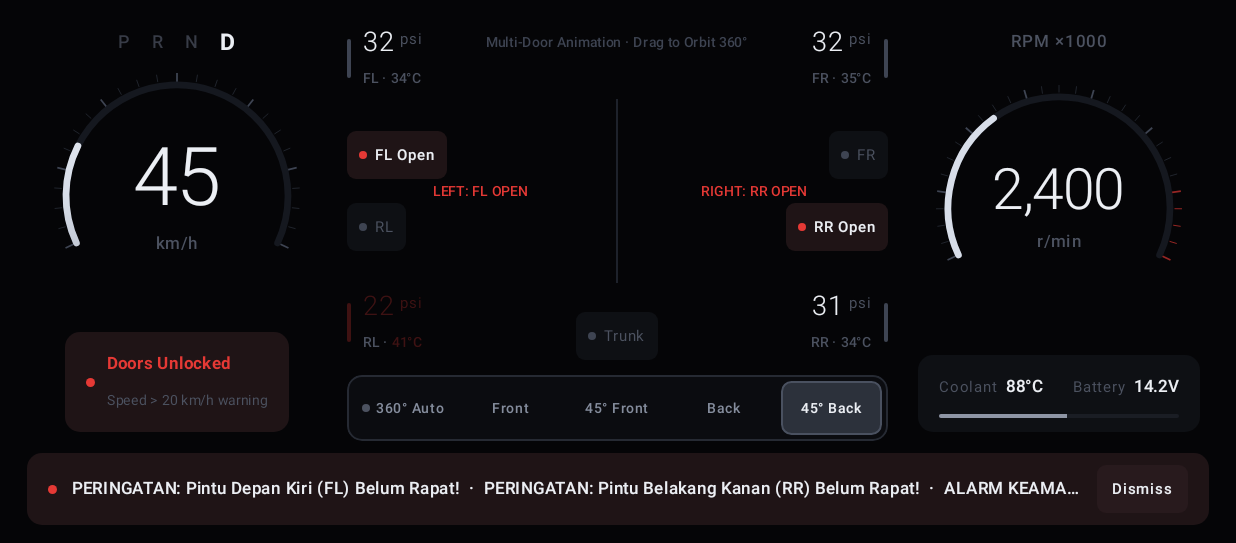
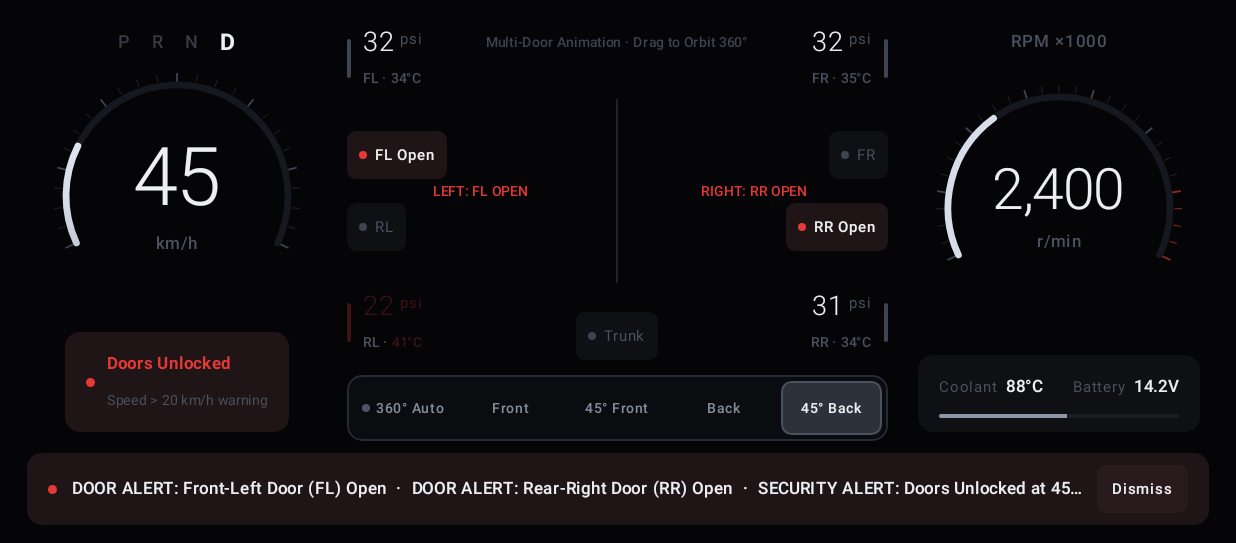
Before and after one commit to otnansirk/riosense, an Android app built with Jetpack Compose: the screen it shows after launch (MainActivity), after a tap on "FL", on a phone screen of 824 x 412 dp (held sideways), the part 75-618 px from its top. Run offline under Robolectric (Android 15) with nearby library versions, the phone set to English and light mode, and no system bars.

Commit message:
fix: docs code

```diff
--- a/app/src/main/java/id/bangsadigital/riosense/MainActivity.kt
+++ b/app/src/main/java/id/bangsadigital/riosense/MainActivity.kt
@@ -24,13 +24,13 @@ class MainActivity : ComponentActivity() {
     override fun onCreate(savedInstanceState: Bundle?) {
         super.onCreate(savedInstanceState)
 
-        // Jaga layar Head Unit tetap menyala selama mesin hidup
+        // Keep the Head Unit screen awake while the ignition/app is active
         window.addFlags(WindowManager.LayoutParams.FLAG_KEEP_SCREEN_ON)
 
         setContent {
             val telemetry by vehicleRepository.telemetry.collectAsState()
 
-            // Efek Audio Alarm Otomotif (Chime Beep) saat ada Pintu Terbuka / Speed Lock / TPMS Alert
+            // Automotive alarm chime beep on Door Open / Speed Unlock / TPMS Alert / Coolant Overheat
             LaunchedEffect(
                 telemetry.hasAnyCriticalAlert,
                 telemetry.audioAlarmMuted,
--- a/app/src/main/java/id/bangsadigital/riosense/data/VehicleRepository.kt
+++ b/app/src/main/java/id/bangsadigital/riosense/data/VehicleRepository.kt
@@ -13,7 +13,7 @@ import kotlinx.coroutines.flow.update
 
 class VehicleRepository {
 
-    // Default state sesuai mockup: Kia Rio Putih (Snow White Pearl), Pintu RR terbuka & Ban RL 22 PSI
+    // Initial showcase state: Kia Rio Snow White Pearl, Rear-Right door open & Rear-Left tire at 22 PSI / 41°C
     private val _telemetry = MutableStateFlow(
         VehicleTelemetry(
             speedKmh = 45,
@@ -24,10 +24,10 @@ class VehicleRepository {
             centralLocked = false,
             doors = DoorState(rearRightOpen = true),
             tpms = TpmsState(
-                frontLeft = TireInfo("FL", "Depan Kiri", 32.0f, 34),
-                frontRight = TireInfo("FR", "Depan Kanan", 32.0f, 35),
-                rearLeft = TireInfo("RL", "Belakang Kiri", 22.0f, 41),
-                rearRight = TireInfo("RR", "Belakang Kanan", 31.0f, 34)
+                frontLeft = TireInfo("FL", "Front Left", 32.0f, 34),
+                frontRight = TireInfo("FR", "Front Right", 32.0f, 35),
+                rearLeft = TireInfo("RL", "Rear Left", 22.0f, 41),
+                rearRight = TireInfo("RR", "Rear Right", 31.0f, 34)
             ),
             paintColor = KiaRioPaintColor.SNOW_WHITE_PEARL,
             obdConnected = true,
@@ -40,7 +40,7 @@ class VehicleRepository {
         _telemetry.update { current ->
             val hadAlertBefore = current.hasAnyCriticalAlert
             val next = transform(current)
-            // Jika aplikasi sedang di-minimize dan tiba-tiba muncul alarm baru, otomatis pop-up!
+            // Auto-expand dashboard from minimized state when a new critical alert triggers
             if (current.isMinimized && !hadAlertBefore && next.hasAnyCriticalAlert) {
                 next.copy(isMinimized = false)
             } else {
@@ -152,7 +152,7 @@ class VehicleRepository {
         it.copy(tpmsLowThresholdPsi = psi.coerceIn(20f, 32f))
     }
 
-    /** Preset 1: Semua Normal & Aman */
+    /** Preset 1: All Systems Nominal & Locked */
     fun applyNormalPreset() {
         _telemetry.update {
             it.copy(
@@ -162,16 +162,16 @@ class VehicleRepository {
                 centralLocked = true,
                 doors = DoorState(),
                 tpms = TpmsState(
-                    frontLeft = TireInfo("FL", "Depan Kiri", 32.0f, 34),
-                    frontRight = TireInfo("FR", "Depan Kanan", 32.0f, 34),
-                    rearLeft = TireInfo("RL", "Belakang Kiri", 31.5f, 34),
-                    rearRight = TireInfo("RR", "Belakang Kanan", 31.5f, 34)
+                    frontLeft = TireInfo("FL", "Front Left", 32.0f, 34),
+                    frontRight = TireInfo("FR", "Front Right", 32.0f, 34),
+                    rearLeft = TireInfo("RL", "Rear Left", 31.5f, 34),
+                    rearRight = TireInfo("RR", "Rear Right", 31.5f, 34)
                 )
             )
         }
     }
 
-    /** Preset 2: Demo Pintu RR Terbuka + Ban RL Kempes + Belum Lock */
+    /** Preset 2: Demo Rear-Right Door Open + Rear-Left Low Tire Pressure/High Temp + Unlocked */
     fun applyAlertShowcasePreset() {
         updateWithAutoWake {
             it.copy(
@@ -181,10 +181,10 @@ class VehicleRepository {
                 centralLocked = false,
                 doors = DoorState(rearRightOpen = true),
                 tpms = TpmsState(
-                    frontLeft = TireInfo("FL", "Depan Kiri", 32.0f, 34),
-                    frontRight = TireInfo("FR", "Depan Kanan", 32.0f, 35),
-                    rearLeft = TireInfo("RL", "Belakang Kiri", 22.0f, 41),
-                    rearRight = TireInfo("RR", "Belakang Kanan", 31.0f, 34)
+                    frontLeft = TireInfo("FL", "Front Left", 32.0f, 34),
+                    frontRight = TireInfo("FR", "Front Right", 32.0f, 35),
+                    rearLeft = TireInfo("RL", "Rear Left", 22.0f, 41),
+                    rearRight = TireInfo("RR", "Rear Right", 31.0f, 34)
                 )
             )
         }
--- a/app/src/main/java/id/bangsadigital/riosense/model/VehicleTelemetry.kt
+++ b/app/src/main/java/id/bangsadigital/riosense/model/VehicleTelemetry.kt
@@ -62,11 +62,11 @@ data class DoorState(
         get() = frontLeftOpen || frontRightOpen || rearLeftOpen || rearRightOpen || trunkOpen
 
     fun openDoorNames(): List<String> = buildList {
-        if (frontLeftOpen) add("Pintu Depan Kiri (FL)")
-        if (frontRightOpen) add("Pintu Depan Kanan (FR)")
-        if (rearLeftOpen) add("Pintu Belakang Kiri (RL)")
-        if (rearRightOpen) add("Pintu Belakang Kanan (RR)")
-        if (trunkOpen) add("Bagasi Belakang")
+        if (frontLeftOpen) add("Front-Left Door (FL)")
+        if (frontRightOpen) add("Front-Right Door (FR)")
+        if (rearLeftOpen) add("Rear-Left Door (RL)")
+        if (rearRightOpen) add("Rear-Right Door (RR)")
+        if (trunkOpen) add("Tailgate / Trunk")
     }
 }
 
@@ -87,10 +87,10 @@ data class TireInfo(
 }
 
 data class TpmsState(
-    val frontLeft: TireInfo = TireInfo("FL", "Depan Kiri", 32.0f, 34),
-    val frontRight: TireInfo = TireInfo("FR", "Depan Kanan", 32.0f, 35),
-    val rearLeft: TireInfo = TireInfo("RL", "Belakang Kiri", 31.5f, 34),
-    val rearRight: TireInfo = TireInfo("RR", "Belakang Kanan", 31.5f, 34)
+    val frontLeft: TireInfo = TireInfo("FL", "Front Left", 32.0f, 34),
+    val frontRight: TireInfo = TireInfo("FR", "Front Right", 32.0f, 35),
+    val rearLeft: TireInfo = TireInfo("RL", "Rear Left", 31.5f, 34),
+    val rearRight: TireInfo = TireInfo("RR", "Rear Right", 31.5f, 34)
 ) {
     fun alertTires(lowPsi: Float, highPsi: Float, highTempC: Int): List<TireInfo> =
         listOf(frontLeft, frontRight, rearLeft, rearRight).filter {
@@ -136,26 +136,26 @@ data class VehicleTelemetry(
     val activeAlerts: List<String>
         get() = buildList {
             doors.openDoorNames().forEach { doorName ->
-                add("PERINGATAN: $doorName Belum Rapat!")
+                add("DOOR ALERT: $doorName Open")
             }
             if (isSpeedUnlockAlarm) {
-                add("ALARM KEAMANAN: Door Lock Belum Terkunci pada Kecepatan $speedKmh km/h (> $speedLockAlarmThresholdKmh km/h)!")
+                add("SECURITY ALERT: Doors Unlocked at $speedKmh km/h (> $speedLockAlarmThresholdKmh km/h)")
             }
             alertTires.forEach { tire ->
                 val parts = buildList {
                     if (tire.pressurePsi < tpmsLowThresholdPsi) {
-                        add("Tekanan Rendah (${String.format("%.1f", tire.pressurePsi)} PSI)")
+                        add("Low Pressure (${String.format("%.1f", tire.pressurePsi)} PSI)")
                     } else if (tire.pressurePsi > tpmsHighThresholdPsi) {
-                        add("Tekanan Berlebih (${String.format("%.1f", tire.pressurePsi)} PSI)")
+                        add("High Pressure (${String.format("%.1f", tire.pressurePsi)} PSI)")
                     }
                     if (tire.tempC >= tpmsHighTempC) {
-                        add("Suhu Ban Tinggi (${tire.tempC}°C)")
+                        add("High Temp (${tire.tempC}°C)")
                     }
                 }
-                add("TPMS ALERT: Ban ${tire.label} (${tire.code}) ${parts.joinToString(" & ")}!")
+                add("TPMS ALERT: ${tire.label} (${tire.code}) ${parts.joinToString(" & ")}")
             }
             if (isCoolantOverheat) {
-                add("ENGINE OVERHEAT: Suhu Coolant Tinggi ($coolantTempC°C)!")
+                add("ENGINE OVERHEAT: High Coolant Temp ($coolantTempC°C)")
             }
         }
 }
--- a/app/src/main/java/id/bangsadigital/riosense/receiver/BootUpReceiver.kt
+++ b/app/src/main/java/id/bangsadigital/riosense/receiver/BootUpReceiver.kt
@@ -6,8 +6,8 @@ import android.content.Intent
 import id.bangsadigital.riosense.MainActivity
 
 /**
- * Receiver untuk menyalakan aplikasi RioSense secara otomatis (Auto-Up)
- * saat Head Unit Android Orca Eco Plus menyala bersama kontak ACC/Mesin.
+ * BroadcastReceiver that automatically launches RioSense on boot (Auto-Up)
+ * when the Android Head Unit powers on with ACC/Ignition.
  */
 class BootUpReceiver : BroadcastReceiver() {
     override fun onReceive(context: Context, intent: Intent) {
--- a/app/src/main/java/id/bangsadigital/riosense/ui/theme/ObsidianTheme.kt
+++ b/app/src/main/java/id/bangsadigital/riosense/ui/theme/ObsidianTheme.kt
@@ -6,8 +6,8 @@ import androidx.compose.runtime.Composable
 import androidx.compose.ui.graphics.Color
 
 /**
- * Palet Monochrome Luxury: Murni kombinasi Black, Obsidian, Charcoal, dan Dark Grey.
- * Hanya mobil 3D di tengah yang mengikuti warna cat pilihan user.
+ * Monochrome Luxury Palette: Pure blend of Black, Obsidian, Charcoal, and Dark Grey.
+ * Only the center 3D vehicle stage adapts to the user's selected paint finish.
  */
 object ObsidianColors {
     val DeepObsidian = Color(0xFF050507)          // Pure Matte Black background
@@ -20,16 +20,16 @@ object ObsidianColors {
     val HighlightBorder = Color(0xFF4A5160)       // Crisp Brushed Steel Border
 
     val PureSilver = Color(0xFFECEFF4)            // Primary Platinum White/Silver text
-    val ChampagneAccent = Color(0xFFB8C0CC)       // Brushed Silver/Grey accent (menggantikan gold/cyan)
+    val ChampagneAccent = Color(0xFFB8C0CC)       // Brushed Silver/Grey accent
     val MutedSilver = Color(0xFF858D9D)           // Secondary Cool Grey text
     val DimSilver = Color(0xFF4C5260)             // Dimmed Charcoal Grey text
 
-    // Indikator status tetap dalam spektrum Monochrome Silver/Grey & Deep Matte Alert
-    val EmeraldSafe = Color(0xFF9AA3B2)           // Brushed Steel Grey untuk status normal
-    val IceCyan = Color(0xFFD8DEE9)               // Crisp Platinum untuk elemen aktif
-    val AmberWarning = Color(0xFFD0D6E0)          // High-contrast Silver untuk highlight
+    // Status indicators stay within Monochrome Silver/Grey & Deep Matte Alert tones
+    val EmeraldSafe = Color(0xFF9AA3B2)           // Brushed Steel Grey for nominal states
+    val IceCyan = Color(0xFFD8DEE9)               // Crisp Platinum for active items
+    val AmberWarning = Color(0xFFD0D6E0)          // High-contrast Silver highlight
     val CrimsonAlert = Color(0xFFE53935)          // Subtle Automotive Warning Indicator
-    val AlertSurface = Color(0xFF1F1416)          // Dark Charcoal-Red tint sangat gelap
+    val AlertSurface = Color(0xFF1F1416)          // Ultra-dark Charcoal-Red alert surface
 }
 
 private val ObsidianColorScheme = darkColorScheme(
```
Also changed, not shown: app/src/main/java/id/bangsadigital/riosense/data/ObdCommandEngine.kt (+7 -7 lines), app/src/main/java/id/bangsadigital/riosense/ui/components/KiaRioInteractiveStage.kt (+26 -27 lines), app/src/main/java/id/bangsadigital/riosense/ui/components/SimulatorDrawer.kt (+5 -5 lines), 1 other file.
